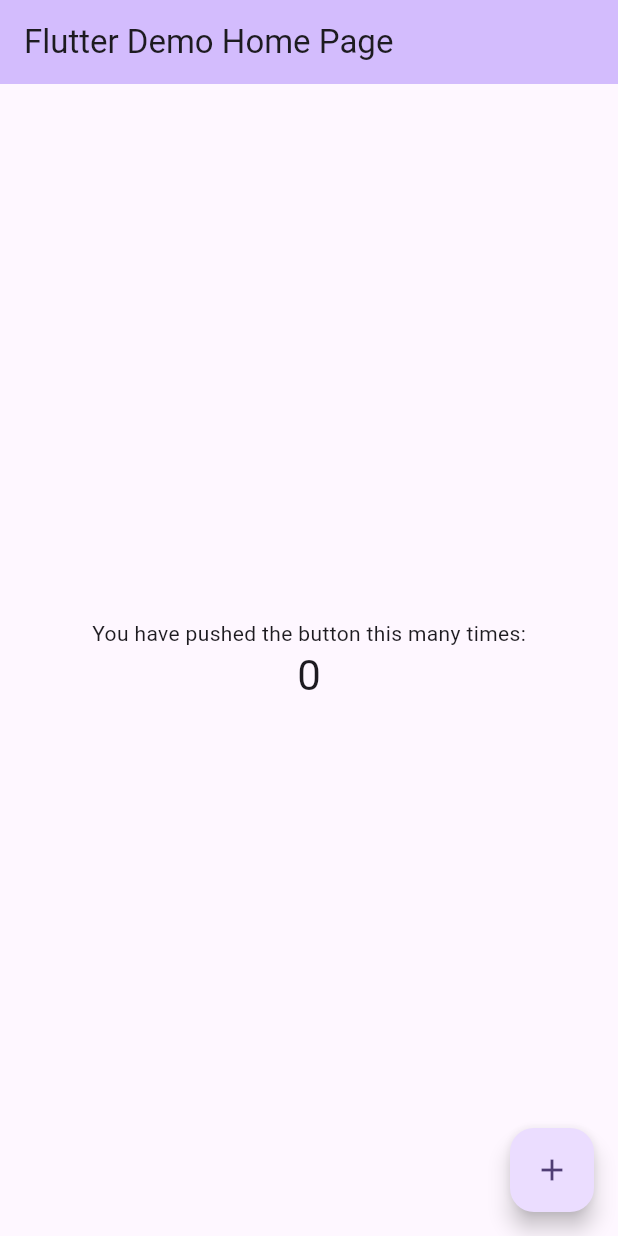
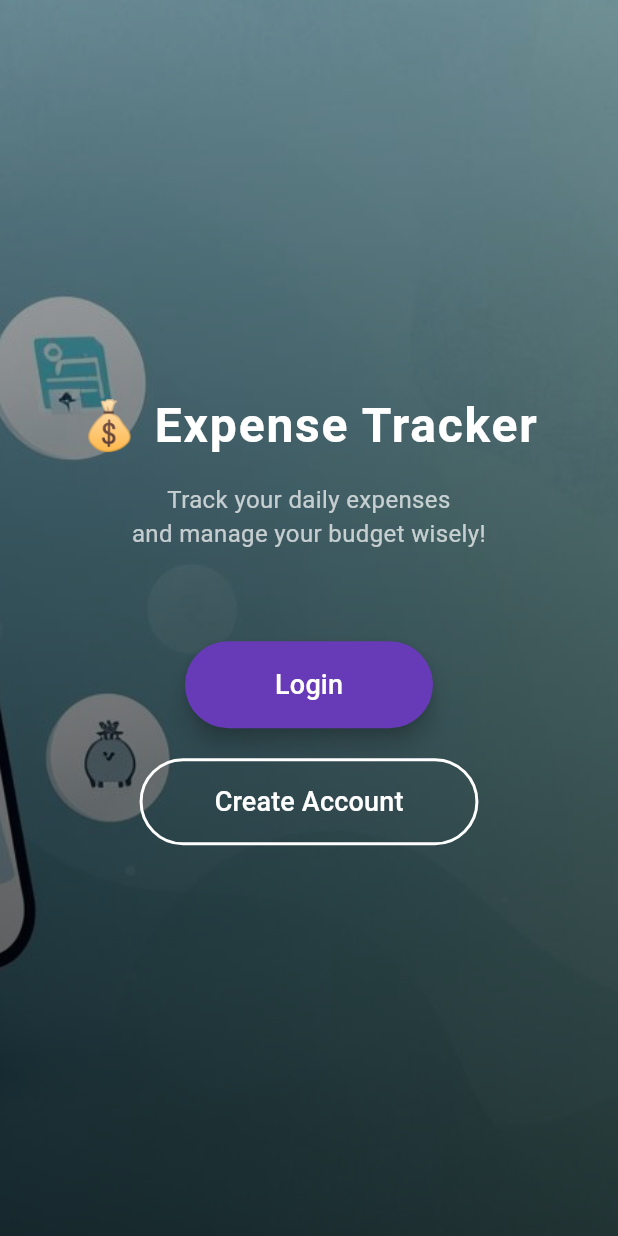
Before and after one commit to Karthi3002/Daily-Expenses, a Flutter app: the screen it shows after launch, on a phone screen of 412 x 824 dp. Run offline on Flutter 3.47's test engine with Material 3 defaults, Android fonts, the phone set to English and light mode, and no system bars; our stand-ins replace firebase_core; accounts and stored records are empty.

Commit message:
first page

```diff
--- /dev/null
+++ b/lib/login_page.dart
@@ -0,0 +1,13 @@
+import 'package:flutter/material.dart';
+
+class LoginPage extends StatelessWidget {
+  const LoginPage({super.key});
+
+  @override
+  Widget build(BuildContext context) {
+    return Scaffold(
+      appBar: AppBar(title: const Text("Login")),
+      body: const Center(child: Text("Login Page (to be implemented)")),
+    );
+  }
+}
--- a/lib/main.dart
+++ b/lib/main.dart
@@ -1,4 +1,10 @@
+// ignore_for_file: deprecated_member_use
+
 import 'package:flutter/material.dart';
+
+// Import new pages (we'll create these files next)
+import 'login_page.dart';
+import 'signup_page.dart';
 
 void main() {
   runApp(const MyApp());
@@ -7,116 +13,136 @@ void main() {
 class MyApp extends StatelessWidget {
   const MyApp({super.key});
 
-  // This widget is the root of your application.
   @override
   Widget build(BuildContext context) {
     return MaterialApp(
-      title: 'Flutter Demo',
+      debugShowCheckedModeBanner: false,
+      title: 'Daily Expense Tracker',
       theme: ThemeData(
-        // This is the theme of your application.
-        //
-        // TRY THIS: Try running your application with "flutter run". You'll see
-        // the application has a purple toolbar. Then, without quitting the app,
-        // try changing the seedColor in the colorScheme below to Colors.green
-        // and then invoke "hot reload" (save your changes or press the "hot
-        // reload" button in a Flutter-supported IDE, or press "r" if you used
-        // the command line to start the app).
-        //
-        // Notice that the counter didn't reset back to zero; the application
-        // state is not lost during the reload. To reset the state, use hot
-        // restart instead.
-        //
-        // This works for code too, not just values: Most code changes can be
-        // tested with just a hot reload.
         colorScheme: ColorScheme.fromSeed(seedColor: Colors.deepPurple),
+        useMaterial3: true,
       ),
-      home: const MyHomePage(title: 'Flutter Demo Home Page'),
+      home: const WelcomePage(),
     );
   }
 }
 
-class MyHomePage extends StatefulWidget {
-  const MyHomePage({super.key, required this.title});
-
-  // This widget is the home page of your application. It is stateful, meaning
-  // that it has a State object (defined below) that contains fields that affect
-  // how it looks.
-
-  // This class is the configuration for the state. It holds the values (in this
-  // case the title) provided by the parent (in this case the App widget) and
-  // used by the build method of the State. Fields in a Widget subclass are
-  // always marked "final".
-
-  final String title;
-
-  @override
-  State<MyHomePage> createState() => _MyHomePageState();
-}
-
-class _MyHomePageState extends State<MyHomePage> {
-  int _counter = 0;
-
-  void _incrementCounter() {
-    setState(() {
-      // This call to setState tells the Flutter framework that something has
-      // changed in this State, which causes it to rerun the build method below
-      // so that the display can reflect the updated values. If we changed
-      // _counter without calling setState(), then the build method would not be
-      // called again, and so nothing would appear to happen.
-      _counter++;
-    });
-  }
+class WelcomePage extends StatelessWidget {
+  const WelcomePage({super.key});
 
   @override
   Widget build(BuildContext context) {
-    // This method is rerun every time setState is called, for instance as done
-    // by the _incrementCounter method above.
-    //
-    // The Flutter framework has been optimized to make rerunning build methods
-    // fast, so that you can just rebuild anything that needs updating rather
-    // than having to individually change instances of widgets.
     return Scaffold(
-      appBar: AppBar(
-        // TRY THIS: Try changing the color here to a specific color (to
-        // Colors.amber, perhaps?) and trigger a hot reload to see the AppBar
-        // change color while the other colors stay the same.
-        backgroundColor: Theme.of(context).colorScheme.inversePrimary,
-        // Here we take the value from the MyHomePage object that was created by
-        // the App.build method, and use it to set our appbar title.
-        title: Text(widget.title),
+      body: Stack(
+        fit: StackFit.expand,
+        children: [
+          // ✅ Background image
+          Image.asset(
+            "assets/images/background.jpg", // 👈 place your Canva image here
+            fit: BoxFit.cover,
           ),
-      body: Center(
-        // Center is a layout widget. It takes a single child and positions it
-        // in the middle of the parent.
+
+          // ✅ Gradient overlay for better readability
+          Container(
+            decoration: BoxDecoration(
+              gradient: LinearGradient(
+                colors: [
+                  Colors.black.withOpacity(0.7),
+                  Colors.black.withOpacity(0.3),
+                ],
+                begin: Alignment.bottomCenter,
+                end: Alignment.topCenter,
+              ),
+            ),
+          ),
+
+          // ✅ Content
+          Center(
             child: Column(
-          // Column is also a layout widget. It takes a list of children and
-          // arranges them vertically. By default, it sizes itself to fit its
-          // children horizontally, and tries to be as tall as its parent.
-          //
-          // Column has various properties to control how it sizes itself and
-          // how it positions its children. Here we use mainAxisAlignment to
-          // center the children vertically; the main axis here is the vertical
-          // axis because Columns are vertical (the cross axis would be
-          // horizontal).
-          //
-          // TRY THIS: Invoke "debug painting" (choose the "Toggle Debug Paint"
-          // action in the IDE, or press "p" in the console), to see the
-          // wireframe for each widget.
               mainAxisAlignment: MainAxisAlignment.center,
-          children: <Widget>[
-            const Text('You have pushed the button this many times:'),
-            Text(
-              '$_counter',
-              style: Theme.of(context).textTheme.headlineMedium,
+              children: [
+                // App Title
+                const Text(
+                  "💰 Expense Tracker",
+                  style: TextStyle(
+                    color: Colors.white,
+                    fontSize: 32,
+                    fontWeight: FontWeight.bold,
+                    letterSpacing: 1.2,
+                  ),
+                  textAlign: TextAlign.center,
+                ),
+                const SizedBox(height: 15),
+
+                const Text(
+                  "Track your daily expenses\nand manage your budget wisely!",
+                  style: TextStyle(
+                    color: Colors.white70,
+                    fontSize: 16,
+                  ),
+                  textAlign: TextAlign.center,
+                ),
+                const SizedBox(height: 60),
+
+                // ✅ Login Button
+                ElevatedButton(
+                  style: ElevatedButton.styleFrom(
+                    backgroundColor: Colors.deepPurple,
+                    padding: const EdgeInsets.symmetric(
+                      horizontal: 60,
+                      vertical: 16,
+                    ),
+                    shape: RoundedRectangleBorder(
+                      borderRadius: BorderRadius.circular(30),
+                    ),
+                    elevation: 6,
+                  ),
+                  onPressed: () {
+                    Navigator.push(
+                      context,
+                      MaterialPageRoute(
+                        builder: (context) => const LoginPage(),
+                      ),
+                    );
+                  },
+                  child: const Text(
+                    "Login",
+                    style: TextStyle(color: Colors.white, fontSize: 18),
+                  ),
+                ),
+
+                const SizedBox(height: 20),
+
+                // ✅ Signup Button
+                OutlinedButton(
+                  style: OutlinedButton.styleFrom(
+                    side: const BorderSide(color: Colors.white, width: 2),
+                    padding: const EdgeInsets.symmetric(
+                      horizontal: 50,
+                      vertical: 16,
+                    ),
+                    shape: RoundedRectangleBorder(
+                      borderRadius: BorderRadius.circular(30),
+                    ),
+                  ),
+                  onPressed: () {
+                    Navigator.push(
+                      context,
+                      MaterialPageRoute(
+                        builder: (context) => const SignupPage(),
+                      ),
+                    );
+                  },
+                  child: const Text(
+                    "Create Account",
+                    style: TextStyle(color: Colors.white, fontSize: 18),
+                  ),
                 ),
               ],
             ),
           ),
-      floatingActionButton: FloatingActionButton(
-        onPressed: _incrementCounter,
-        tooltip: 'Increment',
-        child: const Icon(Icons.add),
-      ), // This trailing comma makes auto-formatting nicer for build methods.
+        ],
+      ),
     );
   }
 }
--- /dev/null
+++ b/lib/signup_page.dart
@@ -0,0 +1,15 @@
+import 'package:flutter/material.dart';
+
+class SignupPage extends StatelessWidget {
+  const SignupPage({super.key});
+
+  @override
+  Widget build(BuildContext context) {
+    return Scaffold(
+      appBar: AppBar(title: const Text("Create Account")),
+      body: const Center(
+        child: Text("Signup Page (to be implemented)"),
+      ),
+    );
+  }
+}
```
Also changed, not shown: pubspec.yaml (+10 -0 lines), assets/images/background.jpg (added), firebase.json (added), lib/firebase_options.dart (added), pubspec.lock, 3 other files. Lines whose indentation alone changed are shown as unchanged.
